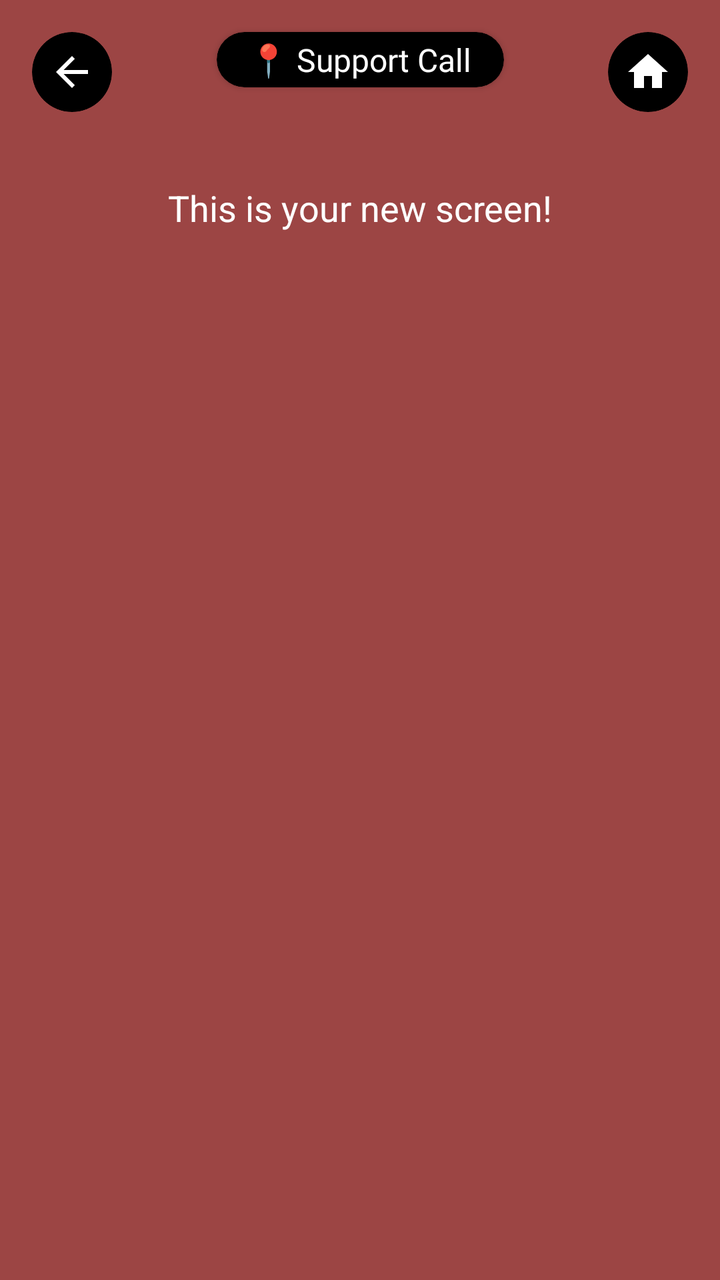
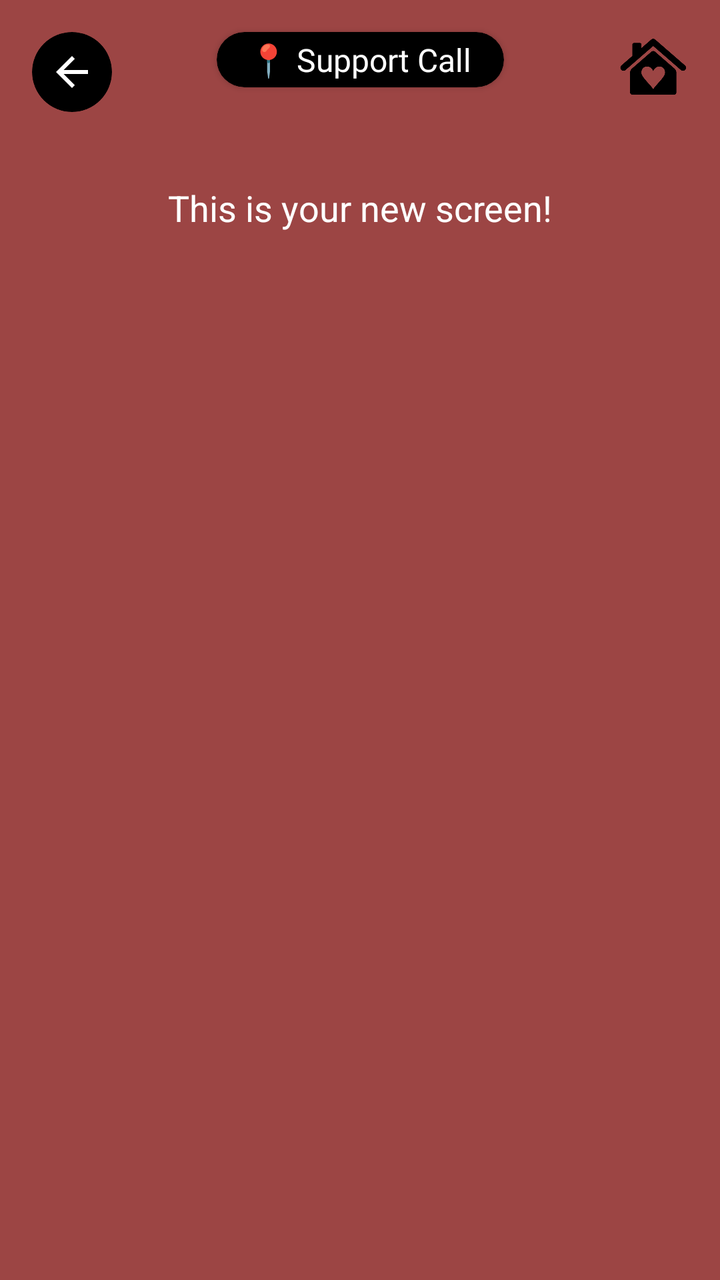

Two renders of the same Android screen: before a commit and after it. Below are the layout's source before the change and the commit's diff.
<!-- AndroidManifest.xml: application theme Theme.SafeHer -->
<!-- res/layout/fragment_support_call.xml -->
<?xml version="1.0" encoding="utf-8"?>
<androidx.constraintlayout.widget.ConstraintLayout xmlns:android="http://schemas.android.com/apk/res/android"
    xmlns:app="http://schemas.android.com/apk/res-auto"
    xmlns:tools="http://schemas.android.com/tools"
    android:layout_width="match_parent"
    android:layout_height="match_parent"
    android:background="@color/red_background">

    
    <androidx.cardview.widget.CardView
        android:id="@+id/backButtonCard"
        android:layout_width="40dp"
        android:layout_height="40dp"
        android:layout_marginStart="16dp"
        android:layout_marginTop="16dp"
        app:cardBackgroundColor="#000000"
        app:cardCornerRadius="20dp"
        app:cardElevation="0dp"
        app:layout_constraintStart_toStartOf="parent"
        app:layout_constraintTop_toTopOf="parent">

        <ImageView
            android:id="@+id/backButton"
            android:layout_width="24dp"
            android:layout_height="24dp"
            android:layout_gravity="center"
            android:contentDescription="back"
            android:src="@drawable/ic_back"
            app:tint="#FFFFFF" />
    </androidx.cardview.widget.CardView>

    
    <androidx.cardview.widget.CardView
        android:id="@+id/homeButtonCard"
        android:layout_width="40dp"
        android:layout_height="40dp"
        android:layout_marginEnd="16dp"
        android:layout_marginTop="16dp"
        app:cardBackgroundColor="#000000"
        app:cardCornerRadius="20dp"
        app:cardElevation="0dp"
        app:layout_constraintEnd_toEndOf="parent"
        app:layout_constraintTop_toTopOf="parent">

        <ImageView
            android:id="@+id/homeButton"
            android:layout_width="24dp"
            android:layout_height="24dp"
            android:layout_gravity="center"
            android:contentDescription="home"
            android:src="@drawable/ic_home"
            app:tint="#FFFFFF" />
    </androidx.cardview.widget.CardView>

    
    <androidx.cardview.widget.CardView
        android:id="@+id/titleCard"
        android:layout_width="wrap_content"
        android:layout_height="wrap_content"
        android:layout_marginTop="16dp"
        app:cardBackgroundColor="#000000"
        app:cardCornerRadius="20dp"
        app:layout_constraintStart_toStartOf="parent"
        app:layout_constraintEnd_toEndOf="parent"
        app:layout_constraintTop_toTopOf="parent">

        <androidx.constraintlayout.widget.ConstraintLayout
            android:layout_width="wrap_content"
            android:layout_height="wrap_content"
            android:paddingHorizontal="16dp"
            android:paddingVertical="3dp">

            <TextView
                android:id="@+id/pageTitle"
                android:layout_width="wrap_content"
                android:layout_height="wrap_content"
                android:text="📍 Support Call"
                android:textColor="#FFFFFF"
                android:textSize="16sp"
                android:fontFamily="@font/poppins_medium"
                app:layout_constraintStart_toStartOf="parent"
                app:layout_constraintTop_toTopOf="parent"
                app:layout_constraintBottom_toBottomOf="parent"
                app:layout_constraintEnd_toEndOf="parent" />
            </androidx.constraintlayout.widget.ConstraintLayout>
        </androidx.cardview.widget.CardView>

    <TextView
        android:id="@+id/placeholderText"
        android:layout_width="wrap_content"
        android:layout_height="wrap_content"
        android:text="This is your new screen!"
        android:textColor="#FFFFFF"
        android:textSize="18sp"
        app:layout_constraintTop_toBottomOf="@id/titleCard"
        app:layout_constraintStart_toStartOf="parent"
        app:layout_constraintEnd_toEndOf="parent"
        android:layout_marginTop="48dp" />
</androidx.constraintlayout.widget.ConstraintLayout>
<!-- resources referenced by this layout -->
<resources>
  <color name="red_background">#9c4544</color>
  <!-- drawable ic_back (drawable) -->
  <?xml version="1.0" encoding="utf-8"?>
  <vector xmlns:android="http://schemas.android.com/apk/res/android"
      android:width="24dp"
      android:height="24dp"
      android:viewportWidth="24"
      android:viewportHeight="24">
      <path
          android:fillColor="#000000"
          android:pathData="M20,11H7.83l5.59,-5.59L12,4l-8,8 8,8 1.41,-1.41L7.83,13H20v-2z"/>
  </vector>
  <!-- drawable ic_home (drawable) -->
  <vector xmlns:android="http://schemas.android.com/apk/res/android" android:height="24dp" android:tint="#000000" android:viewportHeight="24" android:viewportWidth="24" android:width="24dp">
  
      <path android:fillColor="@android:color/white" android:pathData="M10,20v-6h4v6h5v-8h3L12,3 2,12h3v8z"/>
  
  </vector>
  <style name="Theme.SafeHer" parent="Base.Theme.SafeHer" />
  <style name="Base.Theme.SafeHer" parent="Theme.MaterialComponents.NoActionBar">
          
          
      </style>
</resources>

<!-- the commit's change to res/layout/fragment_support_call.xml (unified diff, before → after) -->
@@ -30,27 +30,18 @@
     </androidx.cardview.widget.CardView>
 
     
-    <androidx.cardview.widget.CardView
-        android:id="@+id/homeButtonCard"
-        android:layout_width="40dp"
-        android:layout_height="40dp"
+    <ImageView
+        android:id="@+id/homeButton"
+        android:layout_width="35dp"
+        android:layout_height="35dp"
+        android:layout_gravity="center"
+        android:layout_marginTop="16dp"
         android:layout_marginEnd="16dp"
-        android:layout_marginTop="16dp"
-        app:cardBackgroundColor="#000000"
-        app:cardCornerRadius="20dp"
-        app:cardElevation="0dp"
         app:layout_constraintEnd_toEndOf="parent"
-        app:layout_constraintTop_toTopOf="parent">
-
-        <ImageView
-            android:id="@+id/homeButton"
-            android:layout_width="24dp"
-            android:layout_height="24dp"
-            android:layout_gravity="center"
-            android:contentDescription="home"
-            android:src="@drawable/ic_home"
-            app:tint="#FFFFFF" />
-    </androidx.cardview.widget.CardView>
+        app:layout_constraintTop_toTopOf="parent"
+        android:contentDescription="Home"
+        android:src="@drawable/ic_home"
+        app:tint="@color/black" />
 
     
     <androidx.cardview.widget.CardView
<!-- resource entries referenced after the edit -->
@@ -1,5 +1,6 @@
 <!-- resources referenced by this layout -->
 <resources>
+  <color name="black">#FF000000</color>
   <color name="red_background">#9c4544</color>
   <!-- drawable ic_back (drawable) -->
   <?xml version="1.0" encoding="utf-8"?>
@@ -12,12 +13,7 @@
           android:fillColor="#000000"
           android:pathData="M20,11H7.83l5.59,-5.59L12,4l-8,8 8,8 1.41,-1.41L7.83,13H20v-2z"/>
   </vector>
-  <!-- drawable ic_home (drawable) -->
-  <vector xmlns:android="http://schemas.android.com/apk/res/android" android:height="24dp" android:tint="#000000" android:viewportHeight="24" android:viewportWidth="24" android:width="24dp">
-  
-      <path android:fillColor="@android:color/white" android:pathData="M10,20v-6h4v6h5v-8h3L12,3 2,12h3v8z"/>
-  
-  </vector>
+  <!-- drawable ic_home: png bitmap (drawable, 36408 bytes) -->
   <style name="Theme.SafeHer" parent="Base.Theme.SafeHer" />
   <style name="Base.Theme.SafeHer" parent="Theme.MaterialComponents.NoActionBar">
           
